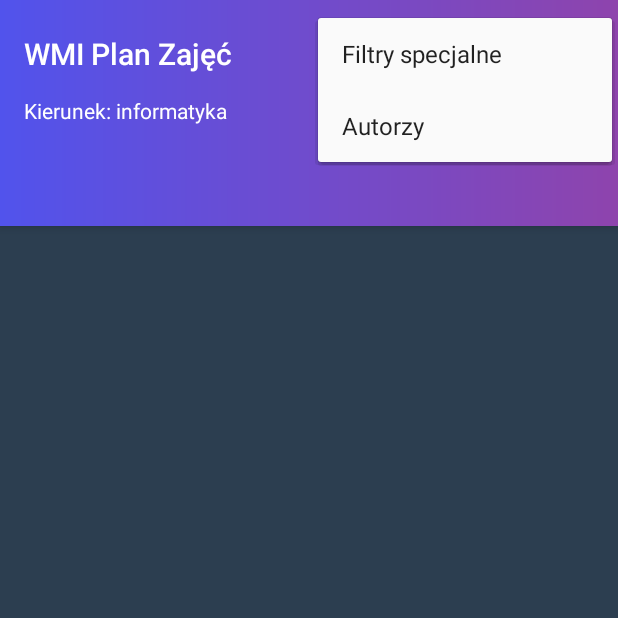
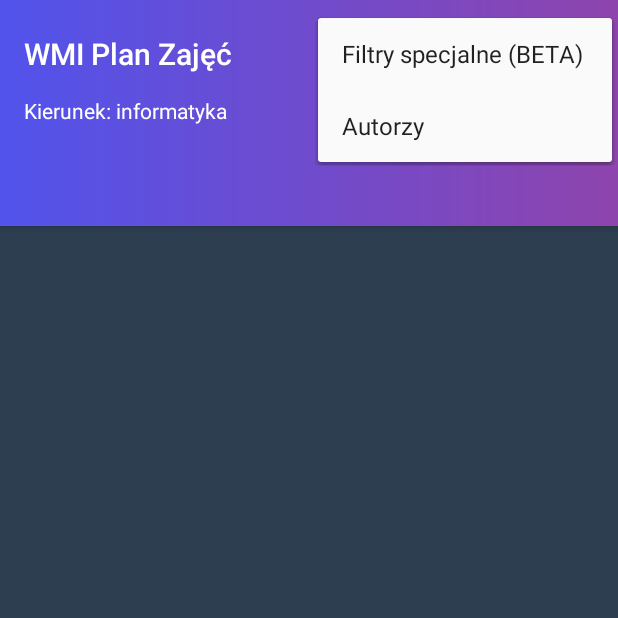
Before and after one commit to wmi-students/wmi-timetable-android, an Android app: the MainActivity screen opened directly, with no data from a screen before it, with the options menu open, on a phone screen of 412 x 824 dp, the top half of it. Run offline under Robolectric (Android 15) with nearby library versions, the phone set to English and light mode, and no system bars.

Commit message:
Fix runtime error after update

```diff
--- a/app/build.gradle
+++ b/app/build.gradle
@@ -8,8 +8,8 @@ android {
         buildConfigField "long", "TIMESTAMP", System.currentTimeMillis() + "L"
         minSdkVersion 15
         targetSdkVersion 24
-        versionCode 7
-        versionName "1.6"
+        versionCode 8
+        versionName "1.7"
         testInstrumentationRunner "android.support.test.runner.AndroidJUnitRunner"
     }
     buildTypes {
--- a/app/src/main/res/menu/menu_main.xml
+++ b/app/src/main/res/menu/menu_main.xml
@@ -19,6 +19,6 @@
         android:orderInCategory="100"
         android:title="@string/action_about"
         app:showAsAction="never" />
-    <item android:title="Filtry specjalne"
+    <item android:title="Filtry specjalne (BETA)"
         android:id="@+id/action_filters" />
 </menu>
```
Also changed, not shown: app/src/main/java/pl/edu/amu/wmi/wmitimetable/service/SettingsService.java (+6 -2 lines), 3 other files.
